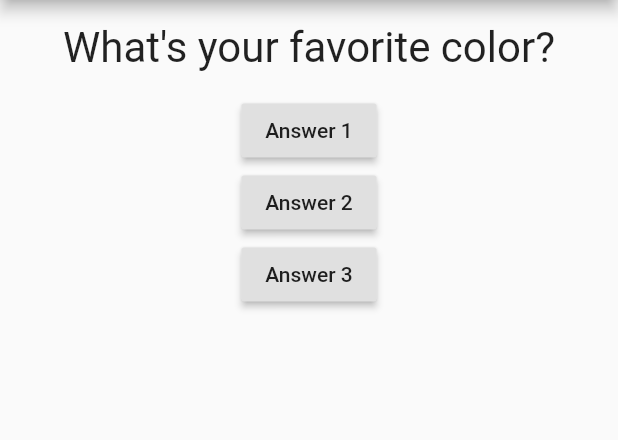
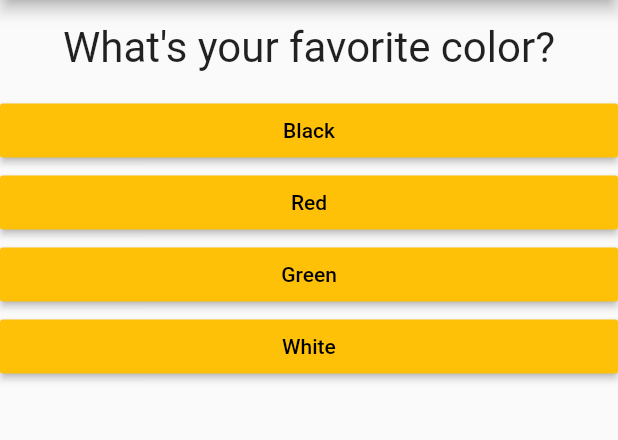
Before and after one commit to GianMor/quiz_app_flutter, a Flutter app: the screen it shows after launch, on a phone screen of 412 x 824 dp, the part 84-524 px from its top. Run offline on Flutter 3.47's test engine with Material 2 defaults, Android fonts, the phone set to English and light mode, and no system bars.

Commit message:
add map of value for answer

```diff
--- a/lib/answer.dart
+++ b/lib/answer.dart
@@ -2,8 +2,9 @@ import 'package:flutter/material.dart';
 
 class Answer extends StatelessWidget {
   final Function selectHandler;
+  final String answerText;
 
-  Answer(this.selectHandler);
+  Answer(this.selectHandler,this.answerText);
 
   @override
   Widget build(BuildContext context) {
@@ -11,7 +12,7 @@ class Answer extends StatelessWidget {
       width: double.infinity,
       child: RaisedButton(
         textColor: Colors.black,
-        child: Text("Answer 1"),
+        child: Text(answerText),
         onPressed: selectHandler,
         color: Colors.amber,
       ),
--- a/lib/main.dart
+++ b/lib/main.dart
@@ -1,4 +1,5 @@
 import 'package:flutter/material.dart';
+import 'package:quiz_app/answer.dart';
 import 'package:quiz_app/question.dart';
 
 void main() => runApp(MyApp());
@@ -16,10 +17,25 @@ class _MyAppState extends State<MyApp> {
     });
   }
 
-  var question = [
-    "What\'s your favorite color?",
-    "What\'s your favorite animal?",
+  var questions = [
+    {
+      'questionText' : 'What\'s your favorite color?',
+      'answer' : [ 'Black' , 'Red' , 'Green' , 'White' ],
+    },
+    {
+      'questionText' : 'What\'s your favorite animal?',
+      'answer' : [ 'Rabbit' , 'Snake' , 'Elephant' , 'Lion' ],
+    },
+    {
+      'questionText' : 'What\'s your favorite water?',
+      'answer' : [ 'Letizia' , 'Guizza' , 'Dolomia' , 'None' ],
+    },
   ];
+
+  // var question = [
+  //   "What\'s your favorite color?",
+  //   "What\'s your favorite animal?",
+  // ];
 
   @override
   Widget build(BuildContext context) {
@@ -30,10 +46,8 @@ class _MyAppState extends State<MyApp> {
         ),
         body: Column(
           children: <Widget>[
-            Question(question[_questionIndex]),
-            RaisedButton(child: Text("Answer 1"), onPressed: _answerQuestion),
-            RaisedButton(child: Text("Answer 2"), onPressed: _answerQuestion),
-            RaisedButton(child: Text("Answer 3"), onPressed: _answerQuestion),
+            Question(questions[_questionIndex]['questionText']),
+            ...(questions[_questionIndex]['answer'] as List<String>).map((answer) => Answer(_answerQuestion,answer)).toList()
           ],
         ),
       ),
```
